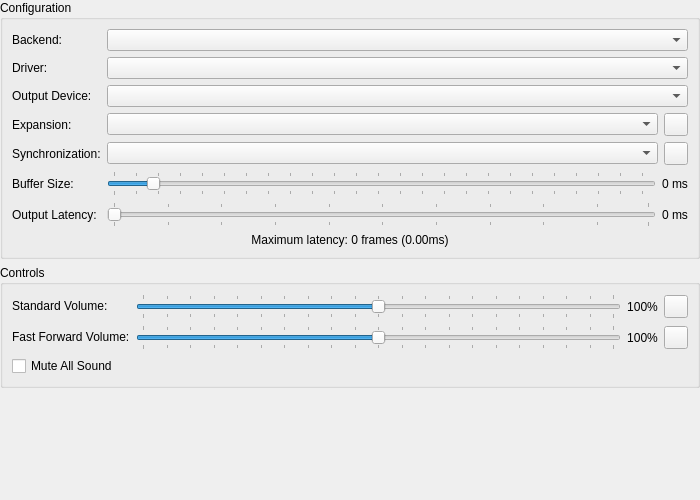
Before: the Qt Designer form pcsx2-qt/Settings/AudioSettingsWidget.ui in PCSX2/pcsx2, drawn with Qt 5.
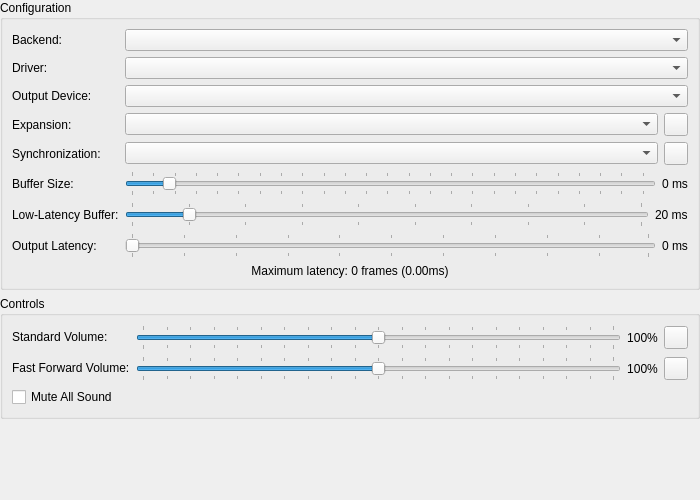
After: the same form once the commit is applied. Icons and pictures are not drawn.

Commit message: Audio: expose low-latency buffer

What changed in the file:
```diff
--- a/pcsx2-qt/Settings/AudioSettingsWidget.ui
+++ b/pcsx2-qt/Settings/AudioSettingsWidget.ui
@@ -125,7 +125,7 @@
         </property>
        </widget>
       </item>
-      <item row="7" column="0" colspan="2">
+      <item row="8" column="0" colspan="2">
        <widget class="QLabel" name="bufferingLabel">
         <property name="text">
          <string>Maximum latency: 0 frames (0.00ms)</string>
@@ -148,7 +148,7 @@
         </property>
        </widget>
       </item>
-      <item row="6" column="1">
+      <item row="7" column="1">
        <layout class="QHBoxLayout" name="horizontalLayout_3">
         <item>
          <widget class="QSlider" name="outputLatencyMS">
@@ -181,7 +181,7 @@
       <item row="0" column="1">
        <widget class="QComboBox" name="audioBackend"/>
       </item>
-      <item row="6" column="0">
+      <item row="7" column="0">
        <widget class="QLabel" name="label_5">
         <property name="text">
          <string>Output Latency:</string>
@@ -224,6 +224,55 @@
         </property>
        </widget>
       </item>
+      <item row="6" column="0">
+       <widget class="QLabel" name="lowLatencyBufferLabel">
+        <property name="text">
+         <string>Low-Latency Buffer:</string>
+        </property>
+        <property name="buddy">
+         <cstring>lowLatencyBufferMS</cstring>
+        </property>
+       </widget>
+      </item>
+      <item row="6" column="1">
+       <layout class="QHBoxLayout" name="lowLatencyBufferLayout" stretch="1,0">
+        <item>
+         <widget class="QSlider" name="lowLatencyBufferMS">
+          <property name="minimum">
+           <number>10</number>
+          </property>
+          <property name="maximum">
+           <number>100</number>
+          </property>
+          <property name="singleStep">
+           <number>1</number>
+          </property>
+          <property name="pageStep">
+           <number>5</number>
+          </property>
+          <property name="value">
+           <number>20</number>
+          </property>
+          <property name="orientation">
+           <enum>Qt::Orientation::Horizontal</enum>
+          </property>
+          <property name="tickPosition">
+           <enum>QSlider::TickPosition::TicksBothSides</enum>
+          </property>
+          <property name="tickInterval">
+           <number>10</number>
+          </property>
+         </widget>
+        </item>
+        <item>
+         <widget class="QLabel" name="lowLatencyBufferMSLabel">
+          <property name="text">
+           <string>20 ms</string>
+          </property>
+         </widget>
+        </item>
+       </layout>
+      </item>
      </layout>
     </widget>
    </item>
```
Left out of the diff: 1 changed line with no effect on the pictures. The commit also changes 3 other files.
